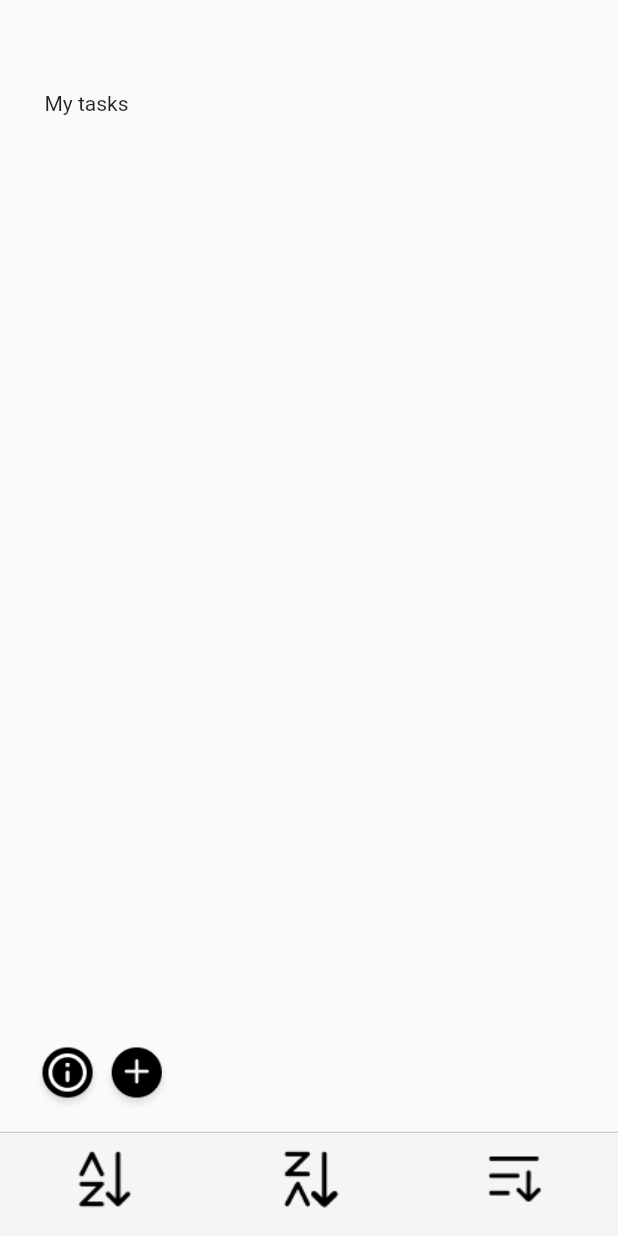
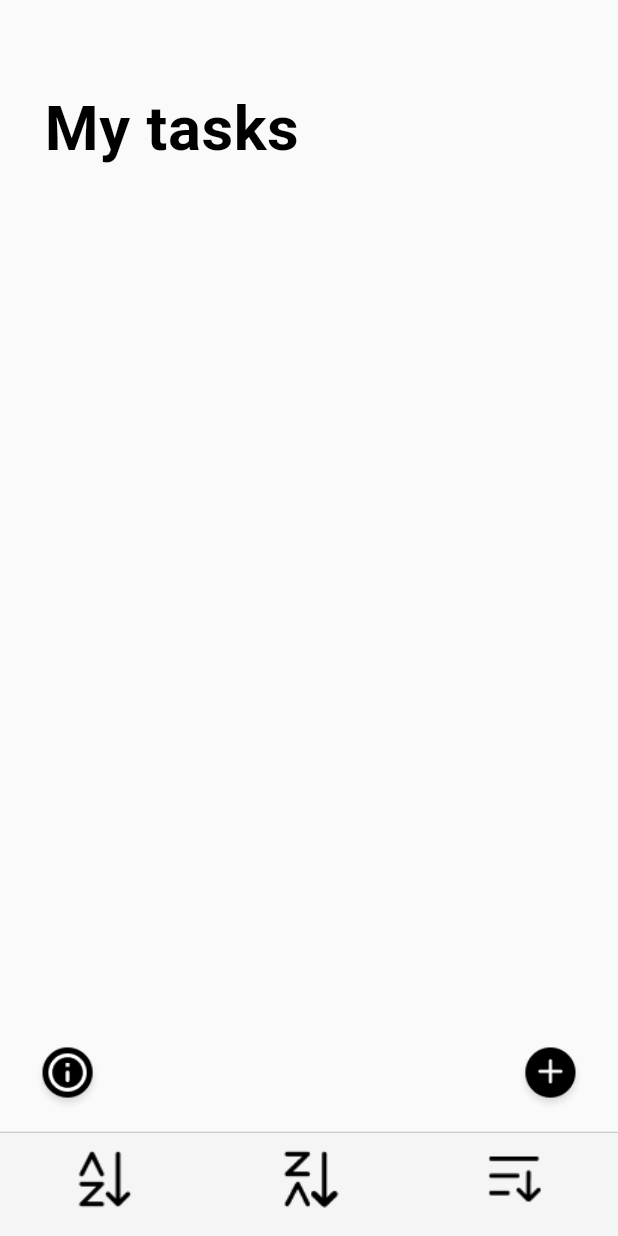
Before and after one commit to abezuglova/second_task, a Flutter app: the screen it shows after launch, on a phone screen of 412 x 824 dp. Run offline on Flutter 3.47's test engine with Material 2 defaults, Android fonts, the phone set to English and light mode, and no system bars; our stand-ins replace flutter_screenutil, google_fonts.

Commit message:
fonts added

```diff
--- a/lib/main.dart
+++ b/lib/main.dart
@@ -1,4 +1,6 @@
 import 'package:flutter/material.dart';
+import 'package:google_fonts/google_fonts.dart';
+import 'package:second_task/presentation/assets/app_colors.dart';
 import 'package:second_task/presentation/pages/tasks_page/tasks_page.dart';
 import 'package:flutter_screenutil/flutter_screenutil.dart';
 
@@ -18,7 +20,73 @@ class MyApp extends StatelessWidget {
           return MaterialApp(
             title: 'Flutter Demo',
             theme: ThemeData(
-              primarySwatch: Colors.blue,
+              textTheme:
+                  GoogleFonts.openSansTextTheme(Theme.of(context).textTheme)
+                      .copyWith(
+                        bodySmall: TextStyle(
+                          color: AppColors.mainTextColor,
+                          fontSize: 15.sp,
+                          fontWeight: FontWeight.w600,
+                          height: 20 / 15,
+                          letterSpacing: -0.24,
+                        ),
+                        bodyMedium: TextStyle(
+                          color: AppColors.systemButtonColor,
+                          fontSize: 17.sp,
+                          fontWeight: FontWeight.normal,
+                          height: 22 / 17,
+                          letterSpacing: -0.41,
+                        ),
+                        bodyLarge: TextStyle(
+                          color: Colors.black,
+                          fontSize: 22.sp,
+                          fontWeight: FontWeight.normal,
+                          height: 28 / 22,
+                          letterSpacing: 0.35,
+                        ),
+                        headlineSmall: TextStyle(
+                          color: AppColors.dateTimeColor,
+                          fontSize: 13.sp,
+                          fontWeight: FontWeight.normal,
+                          fontStyle: FontStyle.italic,
+                          height: 18 / 13,
+                          letterSpacing: -0.08,
+                        ),
+                        headlineMedium: TextStyle(
+                          color: Colors.black,
+                          fontSize: 20.sp,
+                          fontWeight: FontWeight.w600,
+                          height: 24 / 20,
+                          letterSpacing: 0.38,
+                        ),
+                        headlineLarge: TextStyle(
+                          color: Colors.black,
+                          fontSize: 34.sp,
+                          fontWeight: FontWeight.bold,
+                          height: 41 / 34,
+                          letterSpacing: 0.37,
+                        ),
+                        labelSmall: TextStyle(
+                          color: Colors.white,
+                          fontSize: 14.06.sp,
+                          fontWeight: FontWeight.w600,
+                          height: 18.2 / 14.06,
+                          letterSpacing: -0.34,
+                        ),
+                        labelMedium: TextStyle(
+                          color: Colors.black,
+                          fontSize: 17.sp,
+                          fontWeight: FontWeight.w600,
+                          height: 22 / 17,
+                          letterSpacing: -0.41,
+                        ),
+                        labelLarge: TextStyle(
+                          color: AppColors.textButtonColor,
+                          fontSize: 13.sp,
+                          fontWeight: FontWeight.w600,
+                        ),
+                      )
+                      .apply(fontSizeFactor: 1.sp),
             ),
             home: TasksPage(),
           );
--- a/lib/presentation/assets/app_colors.dart
+++ b/lib/presentation/assets/app_colors.dart
@@ -2,4 +2,8 @@ import 'package:flutter/material.dart';
 
 class AppColors {
   static const bottomTapBarColor = Color(0xFFF9F9F9);
+  static const mainTextColor = Color(0xFF737373);
+  static const textButtonColor = Color(0xFF3478F6);
+  static const systemButtonColor = Color(0xFF007AFF);
+  static const dateTimeColor = Color(0xFFA3A3A3);
 }
--- a/lib/presentation/pages/tasks_page/tasks_page.dart
+++ b/lib/presentation/pages/tasks_page/tasks_page.dart
@@ -9,6 +9,7 @@ class TasksPage extends StatelessWidget {
 
   @override
   Widget build(BuildContext context) {
+    final textTheme = Theme.of(context).textTheme;
     return Scaffold(
       body: Stack(
         children: [
@@ -17,8 +18,8 @@ class TasksPage extends StatelessWidget {
             child: Column(
               children: [
                 Row(
-                  children: const [
-                    Text('My tasks'),
+                  children: [
+                    Text('My tasks', style: textTheme.headlineLarge,),
                   ],
                 ),
                 const TasksScreen(tasksList: []),
--- a/lib/presentation/pages/tasks_page/widgets/floating_buttons_widget.dart
+++ b/lib/presentation/pages/tasks_page/widgets/floating_buttons_widget.dart
@@ -9,8 +9,8 @@ class FloatingButtonsWidget extends StatelessWidget {
   Widget build(BuildContext context) {
     return Positioned(
       top: 685.h,
-      child: Padding(
-        padding: EdgeInsets.symmetric(horizontal: 20.w),
+      left: 20.w,
+      right: 20.w,
       child: Row(
         mainAxisAlignment: MainAxisAlignment.spaceBetween,
         children: [
@@ -26,7 +26,6 @@ class FloatingButtonsWidget extends StatelessWidget {
           ),
         ],
       ),
-      ),
     );
   }
 }
--- a/pubspec.yaml
+++ b/pubspec.yaml
@@ -37,6 +37,7 @@ dependencies:
   cupertino_icons: ^1.0.2
   flutter_svg: ^2.0.4
   flutter_screenutil: ^5.7.0
+  google_fonts: ^4.0.3
 
 dev_dependencies:
   flutter_test:
```
Also changed, not shown: pubspec.lock, 1 other file. Lines whose indentation alone changed are shown as unchanged.
